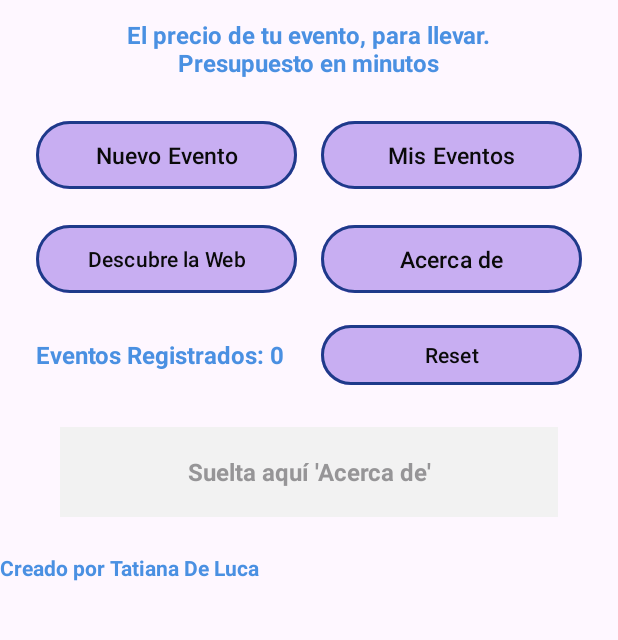
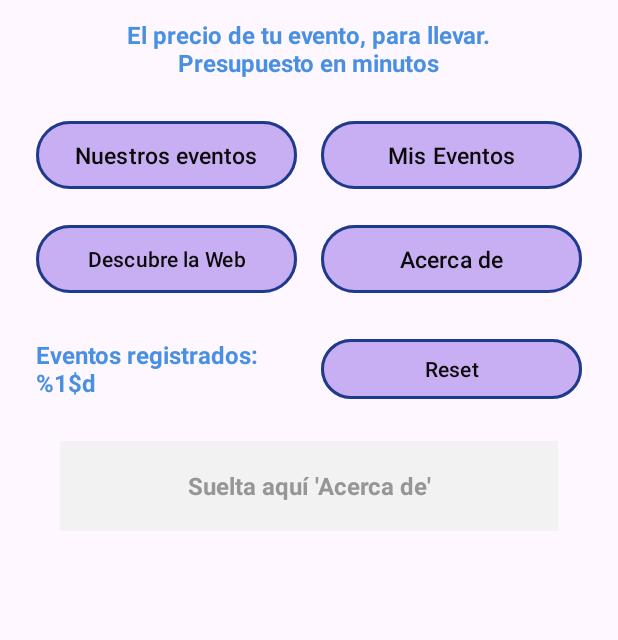
Before and after one commit to tatianaluc/EvenToGo, an Android app: the screen it shows after launch (MainActivity), on a phone screen of 412 x 824 dp, the part 316-956 px from its top. Run offline under Robolectric (Android 15) with nearby library versions, the phone set to English and light mode, and no system bars.

Commit message:
cambios minimos

```diff
--- a/app/src/main/java/es/ies/cm/dam2/pmdm/eventogo/Coleccion.java
+++ b/app/src/main/java/es/ies/cm/dam2/pmdm/eventogo/Coleccion.java
@@ -196,5 +196,8 @@ public class Coleccion extends AppCompatActivity {
         eventos.addAll(// pedimos solo los eventos de este usuario
                 new EventosDB(this).obtenerEventos(usuarioId, ordenadoPorNombre));
         adapter.notifyDataSetChanged();
+        // Subtítulo de la barra con el nº de eventos de este usuario (se cuenta en la BD)
+        getSupportActionBar().setSubtitle(getString(R.string.eventos_registrados,
+                new EventosDB(this).contarEventos(usuarioId)));
     }
 }
--- a/app/src/main/java/es/ies/cm/dam2/pmdm/eventogo/EventosDB.java
+++ b/app/src/main/java/es/ies/cm/dam2/pmdm/eventogo/EventosDB.java
@@ -3,6 +3,7 @@ package es.ies.cm.dam2.pmdm.eventogo;
 import android.content.ContentValues;
 import android.content.Context;
 import android.database.Cursor;
+import android.database.DatabaseUtils;
 import android.database.sqlite.SQLiteDatabase;
 import android.database.sqlite.SQLiteOpenHelper;
 
@@ -107,6 +108,12 @@ public class EventosDB extends SQLiteOpenHelper {
         c.close();
         return total;
     }
+    // Cuenta los eventos de un usuario. ue cambiará en la práctica 13 (Room) Es la única consulta
+    public int contarEventos(int usuarioId) {
+        // nuevo: queryNumEntries hace un COUNT(*) con filtro y devuelve un long
+        return (int) DatabaseUtils.queryNumEntries(getReadableDatabase(), TABLA_EVENTOS,
+                "usuario_id = ?", new String[]{String.valueOf(usuarioId)});
+    }
 
     // Pasa un Evento a ContentValues columna -> valor, lo usan el insert y el update
     private ContentValues valoresDe(Evento e) {
@@ -200,7 +207,7 @@ public class EventosDB extends SQLiteOpenHelper {
         // los ? se rellenan por orden con el array
         // el primero con el patrón de búsqueda, el segundo con el mínimo de asistentes
         Cursor c = db.query(TABLA_EVENTOS, null,
-                "nombre LIKE ? AND asistentes >= ?",
+                "nombre LIKE ? AND asistentes >= ? AND usuario_id IS NULL",
                 new String[]{patron, String.valueOf(minAsistentes)},
                 null, null, "nombre COLLATE NOCASE"); //esto es una regla para comparar sin distinguir mayusuclas
         while (c.moveToNext()) {
--- a/app/src/main/java/es/ies/cm/dam2/pmdm/eventogo/MainActivity.java
+++ b/app/src/main/java/es/ies/cm/dam2/pmdm/eventogo/MainActivity.java
@@ -16,8 +16,6 @@ import androidx.core.view.ViewCompat;
 import androidx.core.view.WindowInsetsCompat;
 
 public class MainActivity extends AppCompatActivity {
-    private int contador = 0;
-    private TextView txtContador;
     private Intent intent;
 
     @Override
@@ -26,24 +24,12 @@ public class MainActivity extends AppCompatActivity {
         EdgeToEdge.enable(this);
         setContentView(R.layout.activity_main);
 
-        Button btnNuevoEvento = findViewById(R.id.btnNuevoEvento);
-        txtContador = findViewById(R.id.txtContador);
+        Button btnCatalogo = findViewById(R.id.btnCatalogo);
         Button btnSel = findViewById(R.id.btnSelectEvent);
 
-        //incrementar eventos y cambiar de ventana con el intent
-        btnNuevoEvento.setOnClickListener(v -> {
-            contador++;
-            txtContador.setText("Eventos Registrados: " + contador);
-            Intent intent = new Intent(MainActivity.this, NuevoEvento.class);
-            startActivity(intent);
-        });
+        //ir a buscar evento con el catálogo
+        btnCatalogo.setOnClickListener(v -> startActivity(new Intent(MainActivity.this, BuscarEvento.class)));
 
-        Button btnReset = findViewById(R.id.btnReset);
-        //resetear contador a 0
-        btnReset.setOnClickListener(v -> {
-            contador = 0;
-            txtContador.setText("Eventos Registrados: " + contador);
-        });
 
         // Filtrado de boton para pasar directamente a eventos registrados
         //antes de ver Mis eventos, hay que iniciar sesión
--- a/app/src/main/res/layout/activity_main.xml
+++ b/app/src/main/res/layout/activity_main.xml
@@ -63,12 +63,12 @@
             app:layout_constraintTop_toBottomOf="@+id/welcome" />
 
         <Button
-            android:id="@+id/btnNuevoEvento"
+            android:id="@+id/btnCatalogo"
             android:layout_width="0dp"
             android:layout_height="53dp"
             android:layout_marginTop="24dp"
             android:backgroundTint="@color/lila"
-            android:text="Nuevo Evento"
+            android:text="@string/cat_eventos"
             android:textColor="@color/black"
             android:textSize="15sp"
             android:layout_marginStart="24dp"
@@ -110,7 +110,7 @@
             android:layout_marginEnd="8dp"
             app:layout_constraintStart_toStartOf="parent"
             app:layout_constraintEnd_toStartOf="@id/guiaCentro"
-            app:layout_constraintTop_toBottomOf="@+id/btnNuevoEvento"
+            app:layout_constraintTop_toBottomOf="@+id/btnCatalogo"
             app:strokeColor="@color/colorPrimaryDark"
             app:strokeWidth="2dp" />
 
@@ -137,7 +137,7 @@
             android:layout_width="0dp"
             android:layout_height="wrap_content"
             android:layout_marginTop="26dp"
-            android:text="Eventos Registrados: 0"
+            android:text="@string/eventos_registrados"
             android:textColor="@color/colorPrimary"
             android:textSize="16dp"
             android:textStyle="bold"
@@ -184,19 +184,5 @@
             app:layout_constraintTop_toBottomOf="@id/btnReset"
             tools:visibility="visible" />
 
-        <TextView
-            android:id="@+id/txtCreado"
-            android:layout_width="wrap_content"
-            android:layout_height="wrap_content"
-            android:layout_marginTop="24dp"
-            android:layout_marginBottom="24dp"
-            android:text="@string/creado_por"
-            android:textColor="@color/colorPrimary"
-            android:textStyle="bold"
-            app:layout_constraintBottom_toBottomOf="parent"
-            app:layout_constraintTop_toBottomOf="@id/txtDestino"
-            tools:layout_editor_absoluteX="118dp"
-            tools:ignore="MissingConstraints" />
-
     </androidx.constraintlayout.widget.ConstraintLayout>
 </ScrollView>
--- a/app/src/main/res/values/strings.xml
+++ b/app/src/main/res/values/strings.xml
@@ -17,9 +17,11 @@
     <string name="noAv">No incluir AV en Presupuesto</string>
     <string name="ownAv">Traemos nuestro AVs!</string>
     <string name="welc">Bienvenido!</string>
+    <string name="cat_eventos">Nuestros eventos</string>
     <!-- Eslogan de la pantalla principal -->
     <string name="slogan">El precio de tu evento, para llevar.\nPresupuesto en minutos</string>
     <string name="selec">Mis Eventos</string>
+    <string name="eventos_registrados">Eventos registrados: %1$d</string>
     <string-array name="tipo_evento">
         <item>Selecciona</item>
         <item>Boda</item>
```
